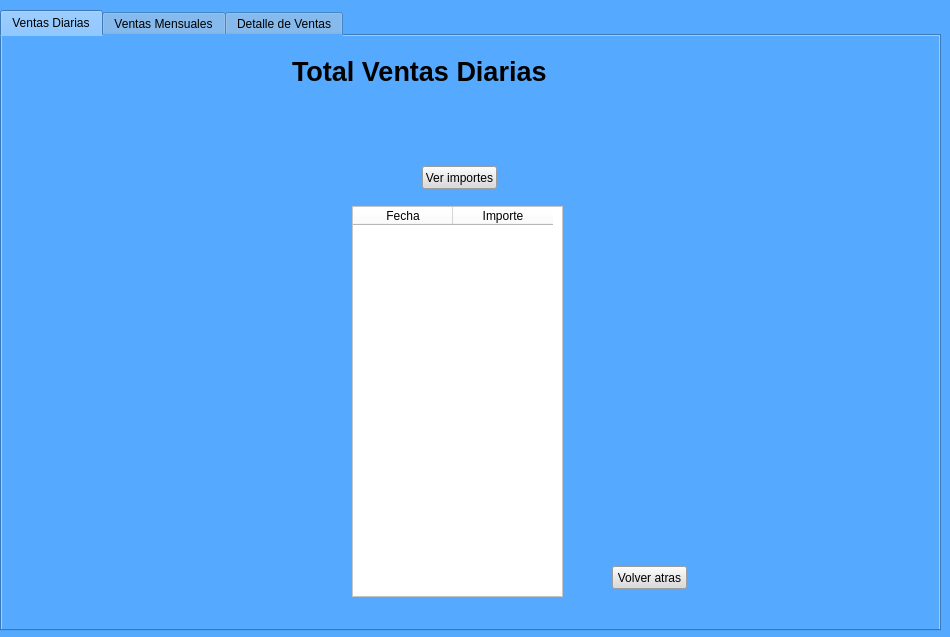
Miguel8819/Sistema_TweetyTesis, file Views/informeDeVentas.ui: the form before one commit.
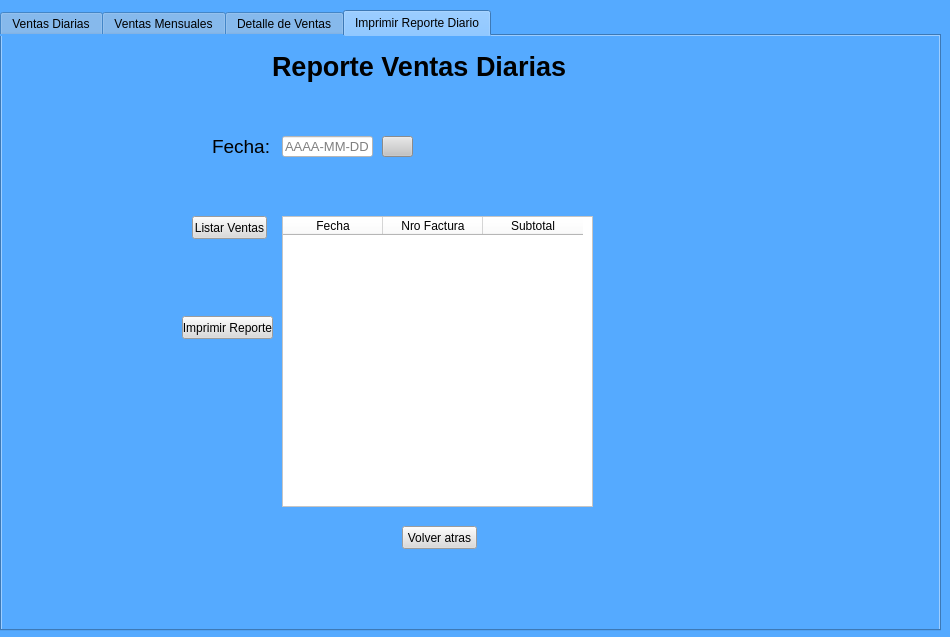
The form after the commit. The open tabs and pages were chosen to show the change. Icons and pictures are not drawn.

Commit message: Imprimir reporte de ventas y buscar venta por fecha

The edit to the form file:
```diff
--- a/Views/informeDeVentas.ui
+++ b/Views/informeDeVentas.ui
@@ -39,9 +39,9 @@
      <property name="geometry">
       <rect>
        <x>350</x>
-       <y>170</y>
+       <y>90</y>
        <width>211</width>
-       <height>391</height>
+       <height>341</height>
       </rect>
      </property>
      <property name="styleSheet">
@@ -64,8 +64,8 @@
     <widget class="QPushButton" name="Btn_Volver">
      <property name="geometry">
       <rect>
-       <x>610</x>
-       <y>530</y>
+       <x>560</x>
+       <y>440</y>
        <width>75</width>
        <height>23</height>
       </rect>
@@ -80,8 +80,8 @@
     <widget class="QPushButton" name="Btn_Ver_Importes">
      <property name="geometry">
       <rect>
-       <x>420</x>
-       <y>130</y>
+       <x>270</x>
+       <y>90</y>
        <width>75</width>
        <height>23</height>
       </rect>
@@ -90,13 +90,13 @@
       <string notr="true">background-color: rgb(218, 218, 218);</string>
      </property>
      <property name="text">
-      <string>Ver importes</string>
+      <string>Listar Ventas</string>
      </property>
     </widget>
     <widget class="QLabel" name="label_4">
      <property name="geometry">
       <rect>
-       <x>290</x>
+       <x>310</x>
        <y>10</y>
        <width>281</width>
        <height>51</height>
@@ -365,6 +365,239 @@
      </property>
      <property name="text">
       <string>Detalle de ventas</string>
+     </property>
+    </widget>
+    <widget class="QPushButton" name="btn_buscar_fecha1">
+     <property name="geometry">
+      <rect>
+       <x>280</x>
+       <y>100</y>
+       <width>31</width>
+       <height>21</height>
+      </rect>
+     </property>
+     <property name="styleSheet">
+      <string notr="true">background-color: rgb(195, 195, 195);
+</string>
+     </property>
+     <property name="text">
+      <string/>
+     </property>
+     <property name="icon">
+      <iconset>
+       <normaloff>../Imagenes/vector-find-icon.jpg</normaloff>../Imagenes/vector-find-icon.jpg</iconset>
+     </property>
+    </widget>
+    <widget class="QLabel" name="label_9">
+     <property name="geometry">
+      <rect>
+       <x>120</x>
+       <y>100</y>
+       <width>61</width>
+       <height>21</height>
+      </rect>
+     </property>
+     <property name="font">
+      <font>
+       <pointsize>14</pointsize>
+      </font>
+     </property>
+     <property name="text">
+      <string>Fecha:</string>
+     </property>
+    </widget>
+    <widget class="QLineEdit" name="input_fecha">
+     <property name="geometry">
+      <rect>
+       <x>180</x>
+       <y>100</y>
+       <width>91</width>
+       <height>21</height>
+      </rect>
+     </property>
+     <property name="font">
+      <font>
+       <pointsize>10</pointsize>
+      </font>
+     </property>
+     <property name="styleSheet">
+      <string notr="true">background-color: rgb(255, 255, 255);</string>
+     </property>
+     <property name="maxLength">
+      <number>10</number>
+     </property>
+     <property name="placeholderText">
+      <string>AAAA-MM-DD</string>
+     </property>
+    </widget>
+   </widget>
+   <widget class="QWidget" name="tab_4">
+    <attribute name="title">
+     <string>Imprimir Reporte Diario</string>
+    </attribute>
+    <widget class="QLabel" name="label_7">
+     <property name="geometry">
+      <rect>
+       <x>270</x>
+       <y>10</y>
+       <width>321</width>
+       <height>41</height>
+      </rect>
+     </property>
+     <property name="font">
+      <font>
+       <pointsize>20</pointsize>
+       <weight>75</weight>
+       <bold>true</bold>
+      </font>
+     </property>
+     <property name="text">
+      <string>Reporte Ventas Diarias</string>
+     </property>
+    </widget>
+    <widget class="QTableWidget" name="tableWidget_4">
+     <property name="enabled">
+      <bool>true</bool>
+     </property>
+     <property name="geometry">
+      <rect>
+       <x>280</x>
+       <y>180</y>
+       <width>311</width>
+       <height>291</height>
+      </rect>
+     </property>
+     <property name="styleSheet">
+      <string notr="true">background-color: rgb(255, 255, 255);</string>
+     </property>
+     <property name="sizeAdjustPolicy">
+      <enum>QAbstractScrollArea::AdjustToContents</enum>
+     </property>
+     <column>
+      <property name="text">
+       <string>Fecha</string>
+      </property>
+     </column>
+     <column>
+      <property name="text">
+       <string>Nro Factura</string>
+      </property>
+     </column>
+     <column>
+      <property name="text">
+       <string>Subtotal</string>
+      </property>
+     </column>
+    </widget>
+    <widget class="QPushButton" name="Btn_listar_2">
+     <property name="geometry">
+      <rect>
+       <x>190</x>
+       <y>180</y>
+       <width>75</width>
+       <height>23</height>
+      </rect>
+     </property>
+     <property name="styleSheet">
+      <string notr="true">background-color: rgb(218, 218, 218);</string>
+     </property>
+     <property name="text">
+      <string>Listar Ventas</string>
+     </property>
+    </widget>
+    <widget class="QPushButton" name="Btn_volver_4">
+     <property name="geometry">
+      <rect>
+       <x>400</x>
+       <y>490</y>
+       <width>75</width>
+       <height>23</height>
+      </rect>
+     </property>
+     <property name="styleSheet">
+      <string notr="true">background-color: rgb(218, 218, 218);</string>
+     </property>
+     <property name="text">
+      <string>Volver atras</string>
+     </property>
+    </widget>
+    <widget class="QPushButton" name="btn_imprimir">
+     <property name="geometry">
+      <rect>
+       <x>180</x>
+       <y>280</y>
+       <width>91</width>
+       <height>23</height>
+      </rect>
+     </property>
+     <property name="styleSheet">
+      <string notr="true">background-color: rgb(218, 218, 218);</string>
+     </property>
+     <property name="text">
+      <string>Imprimir Reporte</string>
+     </property>
+    </widget>
+    <widget class="QLineEdit" name="search_fecha">
+     <property name="geometry">
+      <rect>
+       <x>280</x>
+       <y>100</y>
+       <width>91</width>
+       <height>21</height>
+      </rect>
+     </property>
+     <property name="font">
+      <font>
+       <pointsize>10</pointsize>
+      </font>
+     </property>
+     <property name="styleSheet">
+      <string notr="true">background-color: rgb(255, 255, 255);</string>
+     </property>
+     <property name="maxLength">
+      <number>10</number>
+     </property>
+     <property name="placeholderText">
+      <string>AAAA-MM-DD</string>
+     </property>
+    </widget>
+    <widget class="QLabel" name="label_8">
+     <property name="geometry">
+      <rect>
+       <x>210</x>
+       <y>100</y>
+       <width>61</width>
+       <height>21</height>
+      </rect>
+     </property>
+     <property name="font">
+      <font>
+       <pointsize>14</pointsize>
+      </font>
+     </property>
+     <property name="text">
+      <string>Fecha:</string>
+     </property>
+    </widget>
+    <widget class="QPushButton" name="btn_buscarFecha">
+     <property name="geometry">
+      <rect>
+       <x>380</x>
+       <y>100</y>
+       <width>31</width>
+       <height>21</height>
+      </rect>
+     </property>
+     <property name="styleSheet">
+      <string notr="true">background-color: rgb(195, 195, 195);
+</string>
+     </property>
+     <property name="text">
+      <string/>
+     </property>
+     <property name="icon">
+      <iconset>
+       <normaloff>../Imagenes/vector-find-icon.jpg</normaloff>../Imagenes/vector-find-icon.jpg</iconset>
      </property>
     </widget>
    </widget>
```
Left out of the diff: 22 changed lines with no effect on the pictures. The commit also changes 9 other files.
